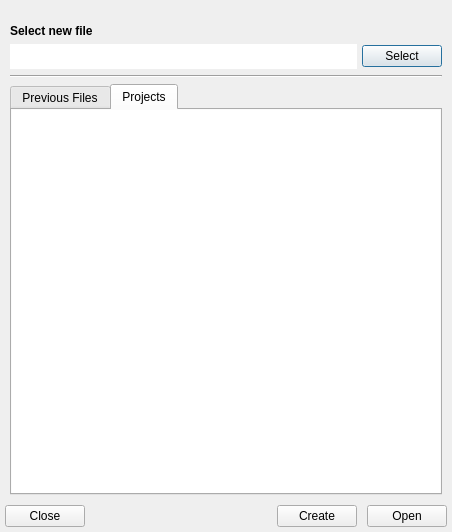
Before: the Qt Designer form src/dialogs/NewfileDialog.ui in rizinorg/cutter, drawn with Qt 5.
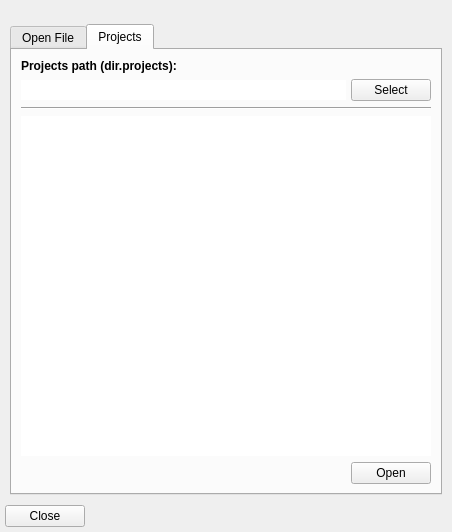
After: the same form once the commit is applied. Icons and pictures are not drawn.

Commit message: Projects dir in NewFileDialog

Diff of the .ui file:
```diff
--- a/src/dialogs/NewfileDialog.ui
+++ b/src/dialogs/NewfileDialog.ui
@@ -97,6 +97,16 @@
          <number>5</number>
         </property>
         <item>
+         <widget class="QTabWidget" name="tabWidget">
+          <property name="currentIndex">
+           <number>1</number>
+          </property>
+          <widget class="QWidget" name="tab">
+           <attribute name="title">
+            <string>Open File</string>
+           </attribute>
+           <layout class="QVBoxLayout" name="verticalLayout_4">
+            <item>
          <layout class="QGridLayout" name="gridLayout">
           <property name="sizeConstraint">
            <enum>QLayout::SetDefaultConstraint</enum>
@@ -106,11 +116,6 @@
           </property>
           <item row="1" column="0">
            <widget class="QLineEdit" name="newFileEdit">
-            <property name="font">
-             <font>
-              <pointsize>12</pointsize>
-             </font>
-            </property>
             <property name="frame">
              <bool>false</bool>
             </property>
@@ -119,19 +124,6 @@
             </property>
            </widget>
           </item>
-          <item row="1" column="1">
-           <widget class="QPushButton" name="newFileButton">
-            <property name="sizePolicy">
-             <sizepolicy hsizetype="Fixed" vsizetype="Fixed">
-              <horstretch>0</horstretch>
-              <verstretch>0</verstretch>
-             </sizepolicy>
-            </property>
-            <property name="text">
-             <string>Select</string>
-            </property>
-           </widget>
-          </item>
           <item row="0" column="0">
            <widget class="QLabel" name="newFileLabel">
             <property name="sizePolicy">
@@ -161,28 +153,6 @@
          </widget>
         </item>
         <item>
-         <widget class="QTabWidget" name="tabWidget">
-          <property name="currentIndex">
-           <number>1</number>
-          </property>
-          <widget class="QWidget" name="tab">
-           <attribute name="title">
-            <string>Previous Files</string>
-           </attribute>
-           <layout class="QVBoxLayout" name="verticalLayout_4">
-            <property name="leftMargin">
-             <number>0</number>
-            </property>
-            <property name="topMargin">
-             <number>0</number>
-            </property>
-            <property name="rightMargin">
-             <number>0</number>
-            </property>
-            <property name="bottomMargin">
-             <number>0</number>
-            </property>
-            <item>
              <widget class="QListWidget" name="recentsListWidget">
               <property name="sizePolicy">
                <sizepolicy hsizetype="Expanding" vsizetype="Expanding">
@@ -239,6 +209,37 @@
               </property>
              </widget>
             </item>
+            <item>
+             <layout class="QHBoxLayout" name="horizontalLayout">
+              <item>
+               <spacer name="horizontalSpacer_2">
+                <property name="orientation">
+                 <enum>Qt::Horizontal</enum>
+                </property>
+                <property name="sizeHint" stdset="0">
+                 <size>
+                  <width>40</width>
+                  <height>20</height>
+                 </size>
+                </property>
+               </spacer>
+              </item>
+              <item>
+               <widget class="QPushButton" name="createButton">
+                <property name="text">
+                 <string>Create</string>
+                </property>
+               </widget>
+              </item>
+              <item>
+               <widget class="QPushButton" name="loadFileButton">
+                <property name="text">
+                 <string>Open</string>
+                </property>
+               </widget>
+              </item>
+             </layout>
+            </item>
            </layout>
           </widget>
           <widget class="QWidget" name="tab_2">
@@ -246,18 +247,65 @@
             <string>Projects</string>
            </attribute>
            <layout class="QVBoxLayout" name="verticalLayout_5">
-            <property name="leftMargin">
-             <number>0</number>
-            </property>
-            <property name="topMargin">
-             <number>0</number>
-            </property>
-            <property name="rightMargin">
-             <number>0</number>
-            </property>
-            <property name="bottomMargin">
-             <number>0</number>
-            </property>
+            <item>
+             <layout class="QGridLayout" name="gridLayout_2">
+              <property name="sizeConstraint">
+               <enum>QLayout::SetDefaultConstraint</enum>
+              </property>
+              <property name="horizontalSpacing">
+               <number>5</number>
+              </property>
+              <item row="1" column="1">
+               <widget class="QPushButton" name="selectProjectsDirButton">
+                <property name="sizePolicy">
+                 <sizepolicy hsizetype="Fixed" vsizetype="Fixed">
+                  <horstretch>0</horstretch>
+                  <verstretch>0</verstretch>
+                 </sizepolicy>
+                </property>
+                <property name="text">
+                 <string>Select</string>
+                </property>
+               </widget>
+              </item>
+              <item row="1" column="0">
+               <widget class="QLineEdit" name="projectsDirEdit">
+                <property name="frame">
+                 <bool>false</bool>
+                </property>
+                <property name="readOnly">
+                 <bool>true</bool>
+                </property>
+               </widget>
+              </item>
+              <item row="0" column="0">
+               <widget class="QLabel" name="projectsDirLabel">
+                <property name="sizePolicy">
+                 <sizepolicy hsizetype="Preferred" vsizetype="Fixed">
+                  <horstretch>0</horstretch>
+                  <verstretch>0</verstretch>
+                 </sizepolicy>
+                </property>
+                <property name="text">
+                 <string>&lt;html&gt;&lt;head/&gt;&lt;body&gt;&lt;p&gt;&lt;span style=&quot; font-weight:600;&quot;&gt;Projects path (dir.projects):&lt;/span&gt;&lt;/p&gt;&lt;/body&gt;&lt;/html&gt;</string>
+                </property>
+               </widget>
+              </item>
+             </layout>
+            </item>
+            <item>
+             <widget class="Line" name="line_2">
+              <property name="sizePolicy">
+               <sizepolicy hsizetype="Expanding" vsizetype="Fixed">
+                <horstretch>1</horstretch>
+                <verstretch>0</verstretch>
+               </sizepolicy>
+              </property>
+              <property name="orientation">
+               <enum>Qt::Horizontal</enum>
+              </property>
+             </widget>
+            </item>
             <item>
              <widget class="QListWidget" name="projectsListWidget">
               <property name="sizePolicy">
@@ -312,7 +360,31 @@
               </property>
              </widget>
             </item>
-           </layout>
+            <item>
+             <layout class="QHBoxLayout" name="horizontalLayout_2">
+              <item>
+               <spacer name="horizontalSpacer_3">
+                <property name="orientation">
+                 <enum>Qt::Horizontal</enum>
+                </property>
+                <property name="sizeHint" stdset="0">
+                 <size>
+                  <width>40</width>
+                  <height>20</height>
+                 </size>
+                </property>
+               </spacer>
+              </item>
+              <item>
+               <widget class="QPushButton" name="loadProjectButton">
+                <property name="text">
+                 <string>Open</string>
+                </property>
+               </widget>
+              </item>
+             </layout>
+            </item>
+           </layout>
           </widget>
          </widget>
         </item>
@@ -322,7 +394,7 @@
     </layout>
    </item>
    <item>
-    <layout class="QHBoxLayout" name="buttonBar" stretch="0,0,0,0">
+    <layout class="QHBoxLayout" name="buttonBar" stretch="0,0">
      <property name="spacing">
       <number>10</number>
      </property>
@@ -349,20 +421,6 @@
        </property>
       </spacer>
      </item>
-     <item>
-      <widget class="QPushButton" name="createButton">
-       <property name="text">
-        <string>Create</string>
-       </property>
-      </widget>
-     </item>
-     <item>
-      <widget class="QPushButton" name="loadFileButton">
-       <property name="text">
-        <string>Open</string>
-       </property>
-      </widget>
-     </item>
     </layout>
    </item>
   </layout>
```
Left out of the diff: 13 changed lines with no effect on the pictures. Lines whose indentation alone changed are shown as unchanged. The commit also changes 2 other files.
